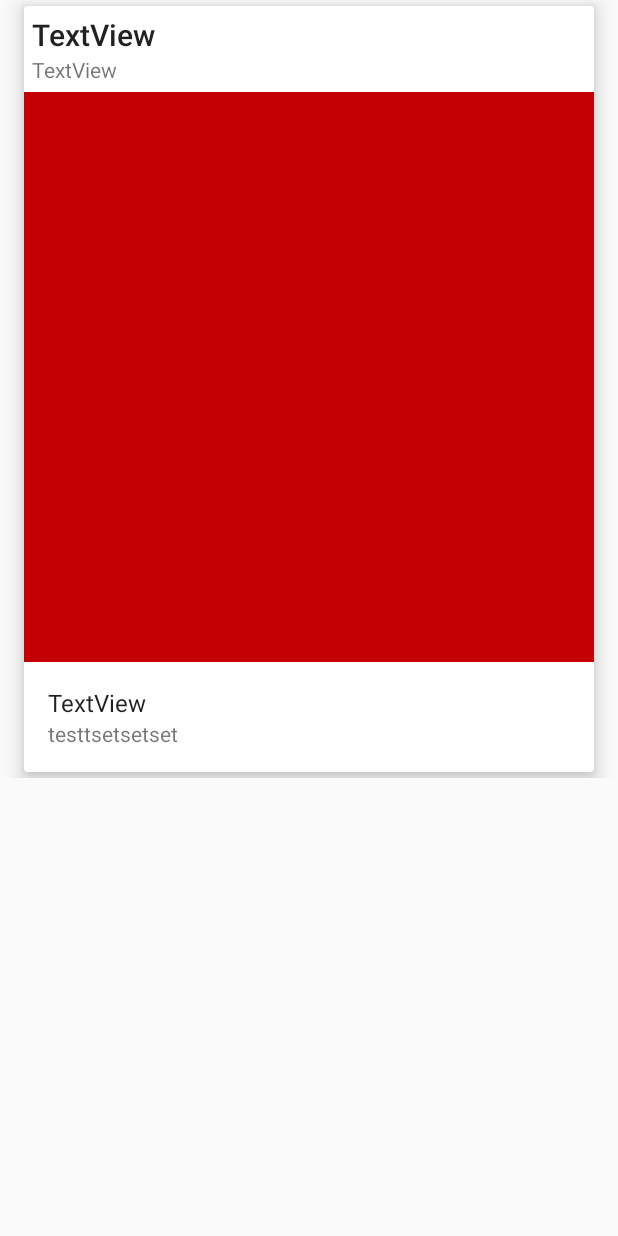
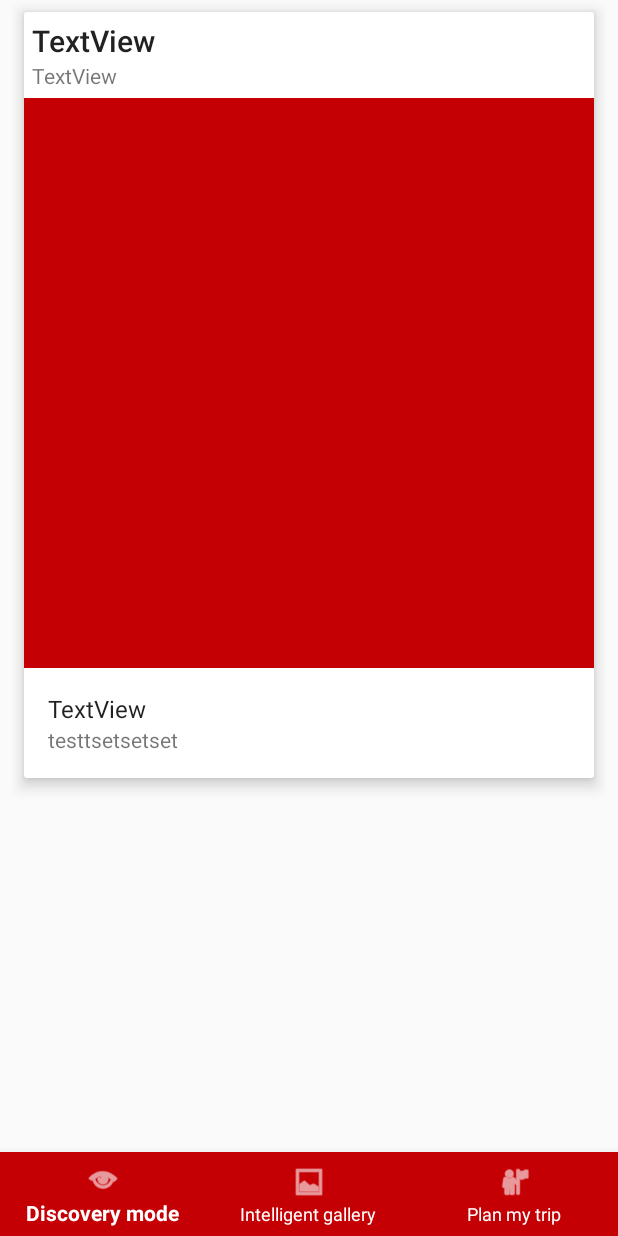
Before and after one commit to JustCheckingHow/touch_yourself_in_the_soul, an Android app: the ExhibitDetails screen opened directly, with no data from a screen before it, on a phone screen of 412 x 824 dp. Run offline under Robolectric (Android 15) with nearby library versions, the phone set to English and light mode, and no system bars; 2 statements that could not run were skipped.

Commit message:
Added navbars

```diff
--- a/ExploreYourself/app/src/main/AndroidManifest.xml
+++ b/ExploreYourself/app/src/main/AndroidManifest.xml
@@ -11,7 +11,7 @@
         android:roundIcon="@mipmap/ic_launcher_round"
         android:supportsRtl="true"
         android:theme="@style/AppTheme">
-        <activity android:name=".MainExploreActivity">
+        <activity android:name=".MainExploreActivity" android:label="Discovery mode">
             <intent-filter>
                 <action android:name="android.intent.action.MAIN" />
 
@@ -26,7 +26,7 @@
                 <category android:name="android.intent.category.LAUNCHER" />
             </intent-filter>
         </activity>
-        <activity android:name=".exhibitOverview.ExhibitsOverview">
+        <activity android:name=".exhibitOverview.ExhibitsOverview"  android:label="Intelligent gallery">
             <intent-filter>
                 <action android:name="android.intent.action.MAIN" />
 
--- a/ExploreYourself/app/src/main/res/layout/exhibit_card_details.xml
+++ b/ExploreYourself/app/src/main/res/layout/exhibit_card_details.xml
@@ -1,41 +1,52 @@
 <?xml version="1.0" encoding="utf-8"?>
-<LinearLayout xmlns:android="http://schemas.android.com/apk/res/android"
+<android.support.constraint.ConstraintLayout xmlns:android="http://schemas.android.com/apk/res/android"
     xmlns:app="http://schemas.android.com/apk/res-auto"
     xmlns:tools="http://schemas.android.com/tools"
     android:layout_width="match_parent"
-    android:layout_height="wrap_content"
+    android:layout_height="match_parent"
     android:layout_gravity="center_horizontal"
     android:gravity="center"
     android:orientation="vertical"
     tools:context="com.example.wwydm.exploreyourself.exhibitOverview.ExhibitDetails">
 
-    <android.support.v7.widget.CardView
-        android:layout_width="match_parent"
-        android:layout_height="wrap_content"
-        android:layout_marginBottom="4dp"
-        android:layout_marginLeft="16dp"
-        android:layout_marginRight="16dp"
-        android:layout_marginTop="4dp"
-        app:cardElevation="8dp">
+    <ScrollView
+        android:layout_width="0dp"
+        android:layout_height="0dp"
+        android:layout_marginBottom="60dp"
+        android:layout_marginEnd="8dp"
+        android:layout_marginStart="8dp"
+        app:layout_constraintBottom_toBottomOf="parent"
+        app:layout_constraintEnd_toEndOf="parent"
+        app:layout_constraintStart_toStartOf="parent"
+        app:layout_constraintTop_toTopOf="parent">
 
-        <ScrollView
+        <android.support.v7.widget.CardView
+            android:id="@+id/cardView"
             android:layout_width="match_parent"
-            android:layout_height="match_parent">
+            android:layout_height="wrap_content"
+            android:layout_marginBottom="8dp"
+            android:layout_marginEnd="8dp"
+            android:layout_marginStart="8dp"
+            android:layout_marginTop="8dp"
+            app:cardElevation="6dp"
+            app:layout_constraintEnd_toEndOf="parent"
+            app:layout_constraintStart_toStartOf="parent"
+            app:layout_constraintTop_toTopOf="parent">
 
             <LinearLayout
                 android:layout_width="match_parent"
-                android:layout_height="match_parent"
+                android:layout_height="wrap_content"
                 android:gravity="center"
                 android:orientation="vertical">
 
                 <LinearLayout
-                    android:transitionName="image_header"
                     android:layout_width="match_parent"
                     android:layout_height="match_parent"
                     android:layout_margin="5dp"
                     android:divider="?attr/dividerVertical"
                     android:dividerPadding="16dp"
-                    android:orientation="vertical">
+                    android:orientation="vertical"
+                    android:transitionName="image_header">
 
                     <TextView
                         android:id="@+id/tv_header"
@@ -54,13 +65,13 @@
                 </LinearLayout>
 
                 <ImageView
-                    android:transitionName="image_details"
                     android:id="@+id/img_details"
                     android:layout_width="match_parent"
-                    android:layout_height="match_parent"
+                    android:layout_height="wrap_content"
                     android:adjustViewBounds="true"
                     android:background="@color/colorPrimary"
                     android:scaleType="fitCenter"
+                    android:transitionName="image_details"
                     app:srcCompat="@color/colorPrimary" />
 
                 <LinearLayout
@@ -73,11 +84,11 @@
 
                     <TextView
                         android:id="@+id/textView2"
-                        android:transitionName="image_desc"
                         android:layout_width="match_parent"
                         android:layout_height="wrap_content"
                         android:text="TextView"
-                        android:textAppearance="@android:style/TextAppearance.Material.Subhead" />
+                        android:textAppearance="@android:style/TextAppearance.Material.Subhead"
+                        android:transitionName="image_desc" />
 
                     <TextView
                         android:id="@+id/textView5"
@@ -89,16 +100,22 @@
                 </LinearLayout>
 
             </LinearLayout>
-        </ScrollView>
 
-    </android.support.v7.widget.CardView>
+        </android.support.v7.widget.CardView>
+    </ScrollView>
 
-    <!--<android.support.design.widget.BottomNavigationView-->
-        <!--android:id="@+id/bottom_navigation"-->
-        <!--android:layout_width="match_parent"-->
-        <!--android:layout_height="wrap_content"-->
-        <!--android:layout_alignParentBottom="true"-->
-        <!--app:itemBackground="@color/colorPrimary"-->
-        <!--app:itemIconTint="@color/cardview_light_background"-->
-        <!--app:itemTextColor="@color/cardview_light_background" />-->
-</LinearLayout>
+    <android.support.design.widget.BottomNavigationView
+        android:id="@+id/bottom_navigation"
+        android:layout_width="wrap_content"
+        android:layout_height="wrap_content"
+        android:layout_alignParentBottom="false"
+        android:background="@color/colorPrimaryDark"
+        app:itemBackground="@color/colorPrimary"
+        app:itemIconTint="@color/cardview_light_background"
+        app:itemTextColor="@color/cardview_light_background"
+        app:layout_constraintBottom_toBottomOf="parent"
+        app:layout_constraintEnd_toEndOf="parent"
+        app:layout_constraintHorizontal_bias="0.0"
+        app:layout_constraintStart_toStartOf="parent"
+        app:menu="@layout/navigation_menu" />
+</android.support.constraint.ConstraintLayout>
--- a/ExploreYourself/app/src/main/res/layout/exhibit_card_mini.xml
+++ b/ExploreYourself/app/src/main/res/layout/exhibit_card_mini.xml
@@ -83,4 +83,4 @@
 
     </android.support.v7.widget.CardView>
 
-</LinearLayout>
+    </LinearLayout>
--- a/ExploreYourself/app/src/main/res/values/colors.xml
+++ b/ExploreYourself/app/src/main/res/values/colors.xml
@@ -1,7 +1,7 @@
 <?xml version="1.0" encoding="utf-8"?>
 <resources>
     <color name="colorPrimary">#c50005</color>
-    <color name="colorPrimaryDark">#390000</color>
+    <color name="colorPrimaryDark">#620002</color>
     <color name="colorAccent">#8b0000</color>
     <color name="colorAccentBackground">#a48b0000</color>
 </resources>
--- a/ExploreYourself/app/src/main/res/values/strings.xml
+++ b/ExploreYourself/app/src/main/res/values/strings.xml
@@ -2,6 +2,6 @@
     <string name="app_name">Explore Yourself</string>
     <string name="like_it_button_explore">I like it</string>
     <string name="not_like_it_button">I don\'t like it</string>
-    <string name="trip_summary">Trip summary</string>
+    <string name="trip_summary">Plan my trip</string>
     <string name="our_propositions">Our propositions</string>
 </resources>
```
Also changed, not shown: ExploreYourself/app/src/main/java/com/example/wwydm/exploreyourself/exhibitOverview/ExhibitDetails.java (+26 -0 lines), ExploreYourself/app/src/main/java/com/example/wwydm/exploreyourself/exhibitOverview/ExhibitsOverview.java (+28 -1 lines), ExploreYourself/app/src/main/res/layout/activity_exhibits_overview.xml (+12 -0 lines), ExploreYourself/app/src/main/res/layout/navigation_menu.xml (added, +22 -0 lines), 1 other file.
